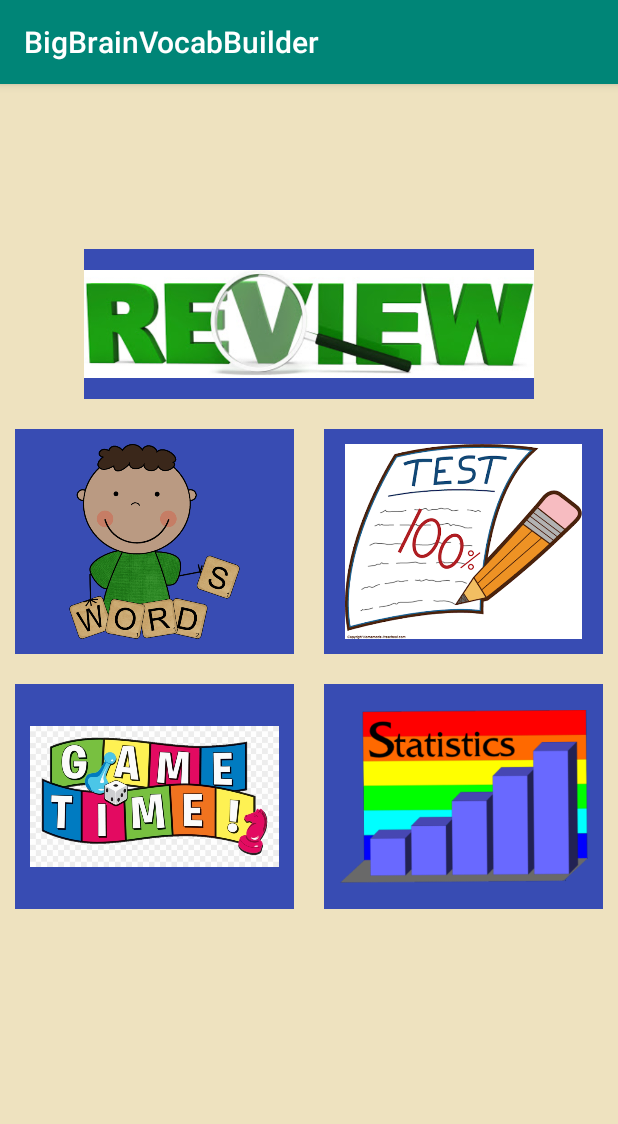
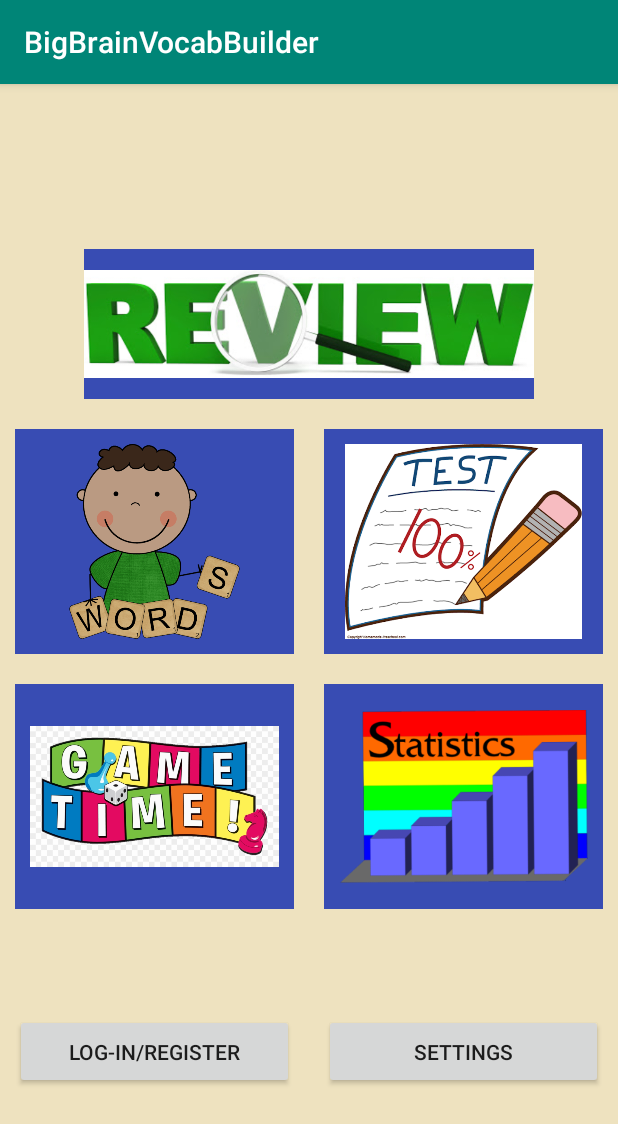
Before and after one commit to lokkenc/BigBrainVocabBuilder, an Android app: the screen it shows after launch (MainActivity), on a phone screen of 412 x 824 dp. Shown: the top 1124 px of the screen. Run offline under Robolectric (Android 15) with nearby library versions, the phone set to English and light mode, and no system bars.

Commit message:
Added login and settings button to activity_main

```diff
--- a/app/src/main/AndroidManifest.xml
+++ b/app/src/main/AndroidManifest.xml
@@ -9,7 +9,7 @@
         android:roundIcon="@mipmap/ic_launcher_round"
         android:supportsRtl="true"
         android:theme="@style/AppTheme">
-        <activity android:name=".StatsActivity"></activity>
+        <activity android:name=".StatsActivity" />
         <activity android:name=".TestActivity" />
         <activity
             android:name=".ui.login.LoginActivity"
--- a/app/src/main/java/com/csci412/bigbrainvocabbuilder/MainActivity.java
+++ b/app/src/main/java/com/csci412/bigbrainvocabbuilder/MainActivity.java
@@ -2,7 +2,9 @@ package com.csci412.bigbrainvocabbuilder;
 
 import androidx.appcompat.app.AppCompatActivity;
 
+
 import android.os.Bundle;
+
 
 public class MainActivity extends AppCompatActivity {
 
@@ -10,5 +12,6 @@ public class MainActivity extends AppCompatActivity {
     protected void onCreate(Bundle savedInstanceState) {
         super.onCreate(savedInstanceState);
         setContentView(R.layout.activity_main);
+
     }
 }
--- a/app/src/main/res/layout/activity_login.xml
+++ b/app/src/main/res/layout/activity_login.xml
@@ -1,4 +1,5 @@
 <?xml version="1.0" encoding="utf-8"?>
+
 <androidx.constraintlayout.widget.ConstraintLayout xmlns:android="http://schemas.android.com/apk/res/android"
     xmlns:app="http://schemas.android.com/apk/res-auto"
     xmlns:tools="http://schemas.android.com/tools"
--- a/app/src/main/res/layout/activity_main.xml
+++ b/app/src/main/res/layout/activity_main.xml
@@ -8,6 +8,8 @@
     android:layout_height="match_parent"
     android:background="@color/gold"
     tools:context=".MainActivity">
+
+
 
     <TableRow
         android:layout_width="match_parent"
@@ -66,4 +68,24 @@
             android:padding="10dp"
             android:layout_margin="10dp" />
     </TableRow>
+
+    <TableRow
+        android:paddingTop="50dp"
+        android:layout_width="match_parent"
+        android:layout_height="match_parent" >
+
+        <Button
+            android:layout_width="0dp"
+            android:layout_height="50dp"
+            android:layout_weight="1"
+            android:layout_margin="10dp"
+            android:text="@string/login_button_text" />
+        <Button
+            android:layout_width="0dp"
+            android:layout_height="50dp"
+            android:layout_weight="1"
+            android:layout_margin="10dp"
+            android:text="@string/settings_button_text"/>
+    </TableRow>
+
 </TableLayout>
--- a/app/src/main/res/values/strings.xml
+++ b/app/src/main/res/values/strings.xml
@@ -25,4 +25,7 @@
     <string name="invalid_username">Not a valid username</string>
     <string name="invalid_password">Password must be >5 characters</string>
     <string name="login_failed">"Login failed"</string>
+
+    <string name="settings_button_text">"Settings"</string>
+    <string name="login_button_text">"Log-In/Register"</string>
 </resources>
```
